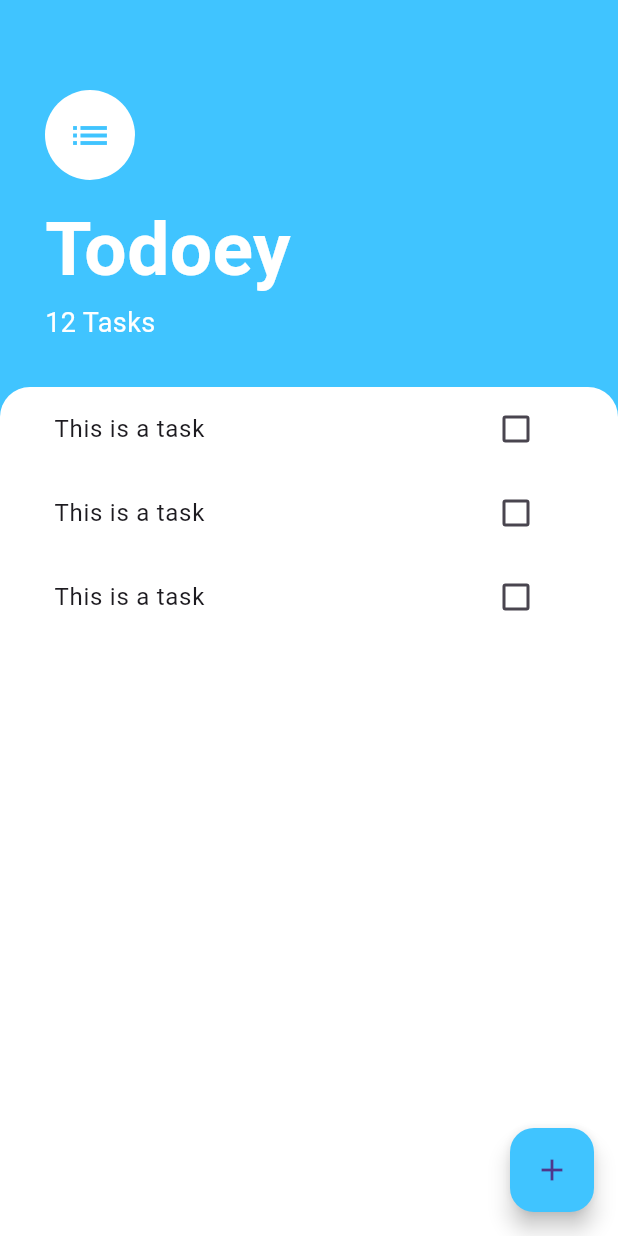
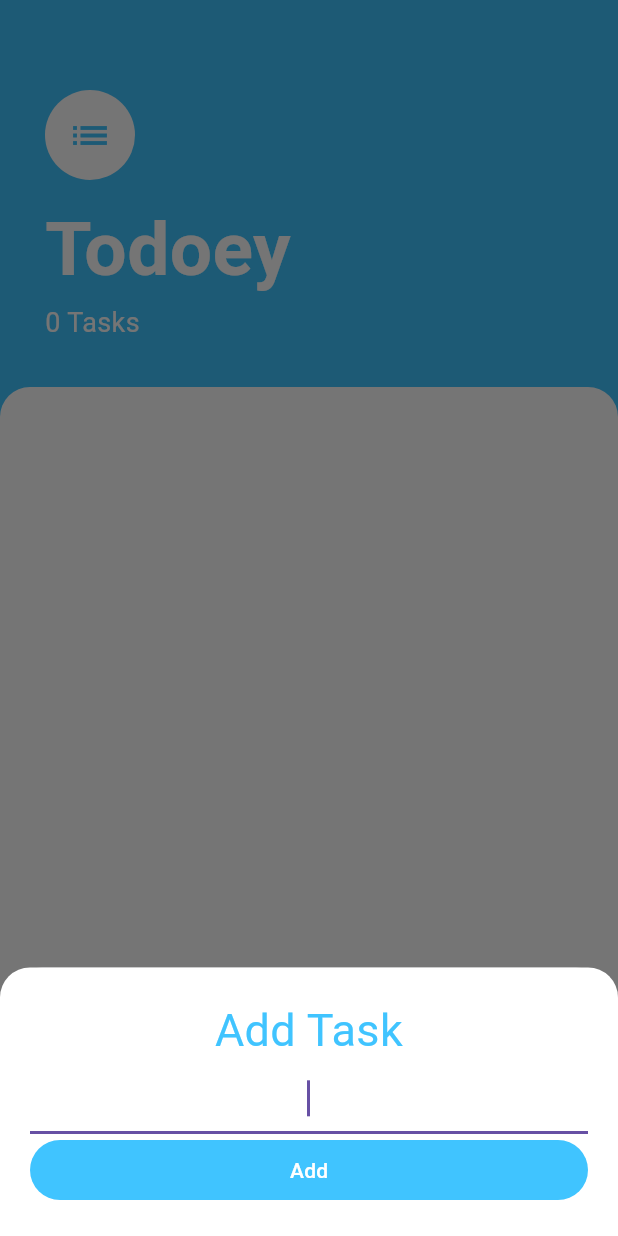
Before and after one commit to MansySoroush/Flutter_ToDoList_App, a Flutter app: the screen it shows after launch, after a tap on the "add" icon, on a phone screen of 412 x 824 dp. Run offline on Flutter 3.47's test engine with Material 3 defaults, Android fonts, the phone set to English and light mode, and no system bars.

Commit message:
Using ModalBottomSheet to Add Task, Provider Package & ChangeNotifier to Manage States. Complete Implementation of Add/Delete Tasks, as well as Handling onLongPress in ListTile Class

```diff
--- a/lib/main.dart
+++ b/lib/main.dart
@@ -1,5 +1,7 @@
 import 'package:flutter/material.dart';
+import 'models/task_data.dart';
 import 'screens/tasks_screen.dart';
+import 'package:provider/provider.dart';
 
 void main() async {
   runApp(const TodoeyApp());
@@ -10,8 +12,11 @@ class TodoeyApp extends StatelessWidget {
 
   @override
   Widget build(BuildContext context) {
-    return const MaterialApp(
-      home: TasksScreen(),
+    return ChangeNotifierProvider(
+      create: (context) => TaskData(), // Replace builder with create
+      child: const MaterialApp(
+        home: TasksScreen(),
+      ),
     );
   }
 }
--- /dev/null
+++ b/lib/models/task.dart
@@ -0,0 +1,10 @@
+class Task {
+  final String name;
+  bool isDone;
+
+  Task({required this.name, this.isDone = false});
+
+  void toggleDone() {
+    isDone = !isDone;
+  }
+}
--- /dev/null
+++ b/lib/models/task_data.dart
@@ -0,0 +1,31 @@
+import 'package:flutter/foundation.dart';
+import 'package:todoey/models/task.dart';
+import 'dart:collection';
+
+class TaskData extends ChangeNotifier {
+  final List<Task> _tasks = [];
+
+  UnmodifiableListView<Task> get tasks {
+    return UnmodifiableListView(_tasks);
+  }
+
+  int get taskCount {
+    return _tasks.length;
+  }
+
+  void addTask(String newTaskTitle) {
+    final task = Task(name: newTaskTitle);
+    _tasks.add(task);
+    notifyListeners();
+  }
+
+  void updateTask(Task task) {
+    task.toggleDone();
+    notifyListeners();
+  }
+
+  void deleteTask(Task task) {
+    _tasks.remove(task);
+    notifyListeners();
+  }
+}
--- /dev/null
+++ b/lib/screens/add_task_screen.dart
@@ -0,0 +1,65 @@
+import 'package:flutter/material.dart';
+import 'package:provider/provider.dart';
+import 'package:todoey/models/task_data.dart';
+
+class AddTaskScreen extends StatelessWidget {
+  const AddTaskScreen({super.key});
+
+  @override
+  Widget build(BuildContext context) {
+    String newTaskTitle = "";
+
+    return Container(
+      color: const Color(0xff757575),
+      child: Container(
+        padding: const EdgeInsets.all(20.0),
+        decoration: const BoxDecoration(
+          color: Colors.white,
+          borderRadius: BorderRadius.only(
+            topLeft: Radius.circular(20.0),
+            topRight: Radius.circular(20.0),
+          ),
+        ),
+        child: Column(
+          crossAxisAlignment: CrossAxisAlignment.stretch,
+          children: <Widget>[
+            const Text(
+              'Add Task',
+              textAlign: TextAlign.center,
+              style: TextStyle(
+                fontSize: 30.0,
+                color: Colors.lightBlueAccent,
+              ),
+            ),
+            TextField(
+              autofocus: true,
+              textAlign: TextAlign.center,
+              onChanged: (newText) {
+                newTaskTitle = newText;
+              },
+            ),
+            TextButton(
+              onPressed: () {
+                if (newTaskTitle.isNotEmpty) {
+                  Provider.of<TaskData>(context, listen: false)
+                      .addTask(newTaskTitle);
+                }
+                Navigator.pop(context);
+              },
+              style: TextButton.styleFrom(
+                backgroundColor:
+                    Colors.lightBlueAccent, // Set the background color to blue
+              ),
+              child: const Text(
+                'Add',
+                style: TextStyle(
+                  color: Colors.white,
+                ),
+              ),
+            ),
+          ],
+        ),
+      ),
+    );
+  }
+}
--- a/lib/screens/tasks_screen.dart
+++ b/lib/screens/tasks_screen.dart
@@ -1,5 +1,8 @@
 import 'package:flutter/material.dart';
+import 'package:provider/provider.dart';
 import 'package:todoey/widgets/tasks_list.dart';
+import '../models/task_data.dart';
+import 'add_task_screen.dart';
 
 class TasksScreen extends StatelessWidget {
   const TasksScreen({super.key});
@@ -11,17 +14,27 @@ class TasksScreen extends StatelessWidget {
       floatingActionButton: FloatingActionButton(
           backgroundColor: Colors.lightBlueAccent,
           child: const Icon(Icons.add),
-          onPressed: () {}),
+          onPressed: () {
+            showModalBottomSheet(
+                context: context,
+                isScrollControlled: true,
+                builder: (context) => SingleChildScrollView(
+                        child: Container(
+                      padding: EdgeInsets.only(
+                          bottom: MediaQuery.of(context).viewInsets.bottom),
+                      child: const AddTaskScreen(),
+                    )));
+          }),
       body: Column(
         crossAxisAlignment: CrossAxisAlignment.start,
         children: <Widget>[
           Container(
             padding: const EdgeInsets.only(
                 top: 60.0, left: 30.0, right: 30.0, bottom: 30.0),
-            child: const Column(
+            child: Column(
               crossAxisAlignment: CrossAxisAlignment.start,
               children: <Widget>[
-                CircleAvatar(
+                const CircleAvatar(
                   backgroundColor: Colors.white,
                   radius: 30.0,
                   child: Icon(
@@ -30,10 +43,10 @@ class TasksScreen extends StatelessWidget {
                     color: Colors.lightBlueAccent,
                   ),
                 ),
-                SizedBox(
+                const SizedBox(
                   height: 10.0,
                 ),
-                Text(
+                const Text(
                   'Todoey',
                   style: TextStyle(
                     color: Colors.white,
@@ -42,8 +55,8 @@ class TasksScreen extends StatelessWidget {
                   ),
                 ),
                 Text(
-                  '12 Tasks',
-                  style: TextStyle(
+                  '${Provider.of<TaskData>(context).taskCount} Tasks',
+                  style: const TextStyle(
                     color: Colors.white,
                     fontSize: 18,
                   ),
--- a/lib/widgets/tasks_list.dart
+++ b/lib/widgets/tasks_list.dart
@@ -1,17 +1,32 @@
 import 'package:flutter/material.dart';
+import 'package:provider/provider.dart';
 import 'package:todoey/widgets/task_tile.dart';
+import '../models/task_data.dart';
 
 class TasksList extends StatelessWidget {
   const TasksList({super.key});
 
   @override
   Widget build(BuildContext context) {
-    return ListView(
-      children: const <Widget>[
-        TaskTile(),
-        TaskTile(),
-        TaskTile(),
-      ],
+    return Consumer<TaskData>(
+      builder: (context, taskData, child) {
+        return ListView.builder(
+          itemBuilder: (context, index) {
+            final task = taskData.tasks[index];
+            return TaskTile(
+              taskTitle: task.name,
+              isChecked: task.isDone,
+              checkboxCallback: (checkboxState) {
+                taskData.updateTask(task);
+              },
+              longPressCallback: () {
+                taskData.deleteTask(task);
+              },
+            );
+          },
+          itemCount: taskData.taskCount,
+        );
+      },
     );
   }
 }
--- a/pubspec.yaml
+++ b/pubspec.yaml
@@ -10,6 +10,7 @@ dependencies:
   flutter:
     sdk: flutter
   cupertino_icons: ^1.0.8
+  provider: ^6.1.2
 
 dev_dependencies:
   flutter_test:
```
Also changed, not shown: lib/widgets/task_tile.dart (+18 -5 lines).
